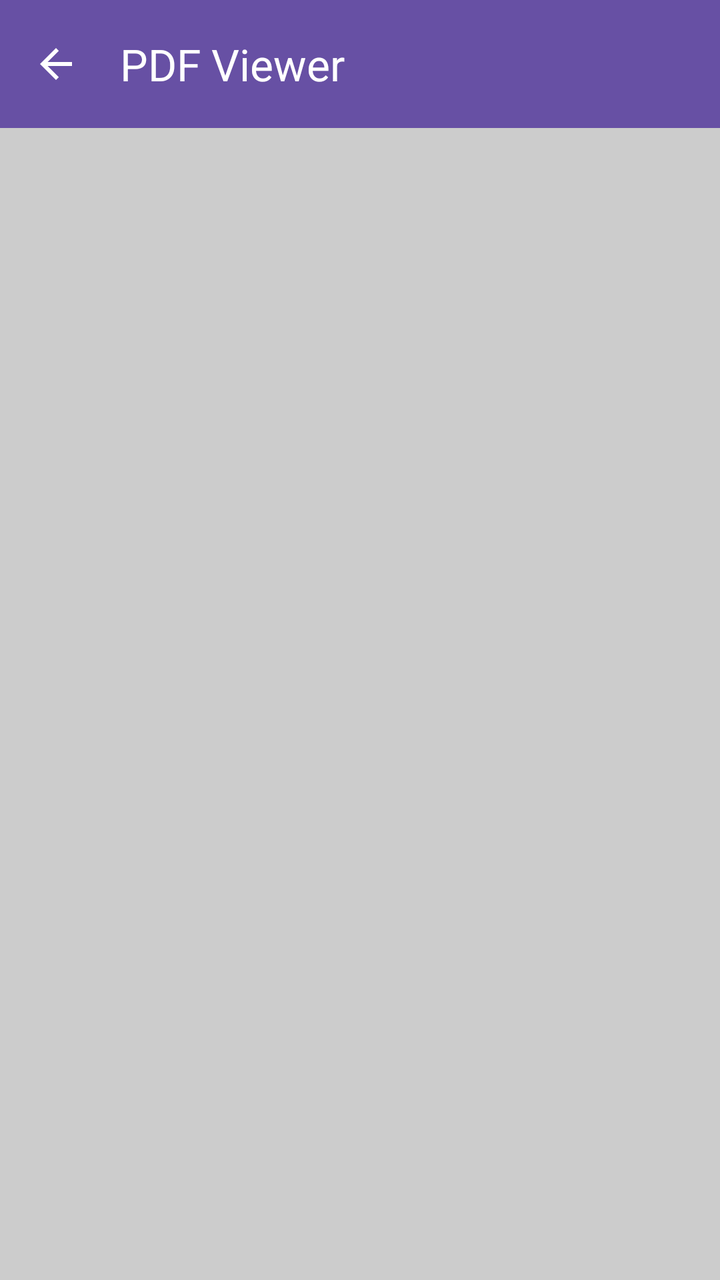
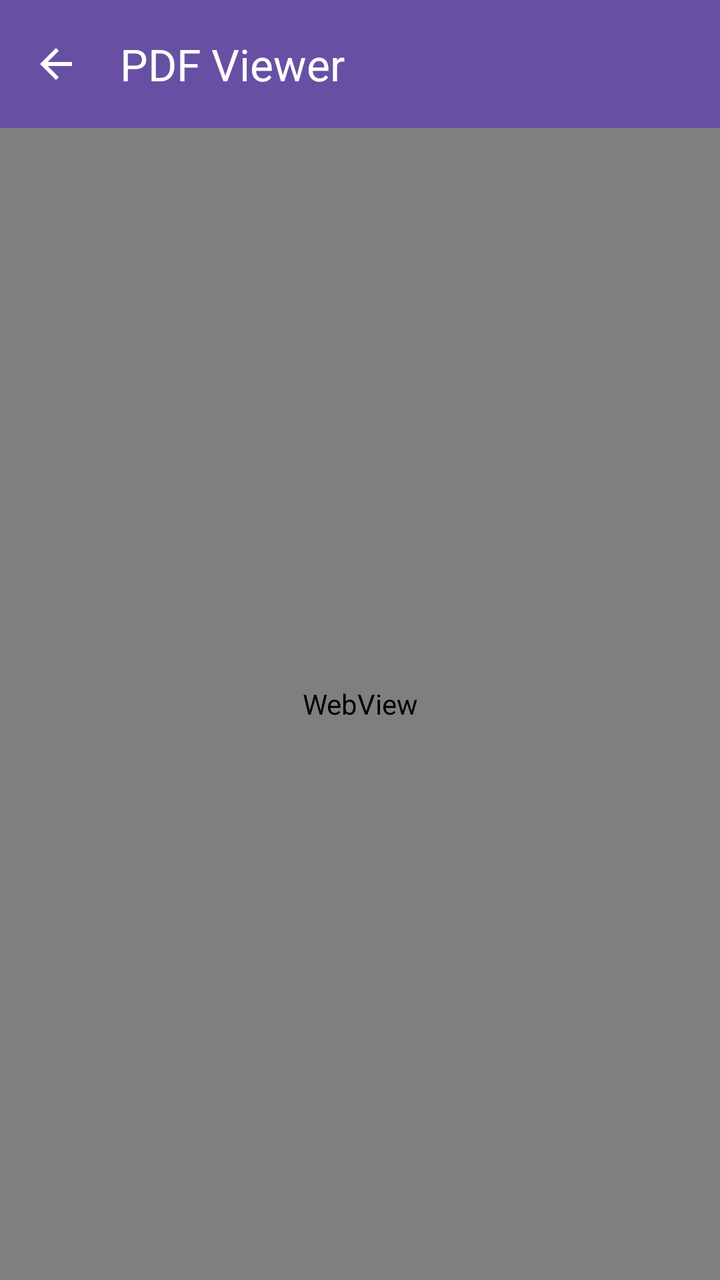

Before-and-after screenshots of an Android layout around one commit, followed by the original layout XML and the change that was made.
<!-- AndroidManifest.xml: application theme Theme.EServicesICCHelper -->
<!-- res/layout/activity_pdf_viewer.xml -->
<?xml version="1.0" encoding="utf-8"?>
<androidx.constraintlayout.widget.ConstraintLayout xmlns:android="http://schemas.android.com/apk/res/android"
    xmlns:app="http://schemas.android.com/apk/res-auto"
    xmlns:tools="http://schemas.android.com/tools"
    android:layout_width="match_parent"
    android:layout_height="match_parent"
    android:fitsSystemWindows="true"
    tools:context=".PdfViewerActivity">

    <com.google.android.material.appbar.AppBarLayout
        android:id="@+id/appBarLayout"
        android:layout_width="match_parent"
        android:layout_height="wrap_content"
        app:layout_constraintTop_toTopOf="parent">

        <com.google.android.material.appbar.MaterialToolbar
            android:id="@+id/toolbar"
            android:layout_width="match_parent"
            android:layout_height="?attr/actionBarSize"
            android:background="?attr/colorPrimary"
            app:navigationIcon="@drawable/ic_back"
            app:title="PDF Viewer"
            app:titleTextColor="@color/white" />

    </com.google.android.material.appbar.AppBarLayout>

    <androidx.recyclerview.widget.RecyclerView
        android:id="@+id/pdfRecyclerView"
        android:layout_width="match_parent"
        android:layout_height="0dp"
        android:background="#CCCCCC"
        app:layout_constraintBottom_toBottomOf="parent"
        app:layout_constraintTop_toBottomOf="@id/appBarLayout" />

    <ProgressBar
        android:id="@+id/progressBar"
        android:layout_width="wrap_content"
        android:layout_height="wrap_content"
        app:layout_constraintBottom_toBottomOf="parent"
        app:layout_constraintEnd_toEndOf="parent"
        app:layout_constraintStart_toStartOf="parent"
        app:layout_constraintTop_toBottomOf="@id/appBarLayout" />

</androidx.constraintlayout.widget.ConstraintLayout>
<!-- resources referenced by this layout -->
<resources>
  <color name="white">#FFFFFFFF</color>
  <!-- drawable ic_back (drawable) -->
  <vector xmlns:android="http://schemas.android.com/apk/res/android"
      android:width="24dp"
      android:height="24dp"
      android:viewportWidth="24"
      android:viewportHeight="24">
    <path
        android:fillColor="@android:color/white"
        android:pathData="M20,11H7.83l5.59,-5.59L12,4l-8,8l8,8l1.41,-1.41L7.83,13H20v-2z"/>
  </vector>
  <style name="Theme.EServicesICCHelper" parent="Base.Theme.EServicesICCHelper" />
  <style name="Base.Theme.EServicesICCHelper" parent="Theme.Material3.DayNight.NoActionBar">
          
          <item name="colorPrimary">@color/md_theme_light_primary</item>
          <item name="colorOnPrimary">@color/md_theme_light_onPrimary</item>
          <item name="colorPrimaryContainer">@color/md_theme_light_primaryContainer</item>
          <item name="colorOnPrimaryContainer">@color/md_theme_light_onPrimaryContainer</item>
          <item name="colorSecondary">@color/md_theme_light_secondary</item>
          <item name="colorOnSecondary">@color/md_theme_light_onSecondary</item>
          <item name="colorSecondaryContainer">@color/md_theme_light_secondaryContainer</item>
          <item name="colorOnSecondaryContainer">@color/md_theme_light_onSecondaryContainer</item>
  
          <item name="android:statusBarColor">@color/md_theme_light_primary</item>
          <item name="android:windowLightStatusBar">false</item>
      </style>
  <color name="md_theme_light_primary">#6750A4</color>
  <color name="md_theme_light_onPrimary">#FFFFFF</color>
  <color name="md_theme_light_primaryContainer">#EADDFF</color>
  <color name="md_theme_light_onPrimaryContainer">#21005D</color>
  <color name="md_theme_light_secondary">#625B71</color>
  <color name="md_theme_light_onSecondary">#FFFFFF</color>
  <color name="md_theme_light_secondaryContainer">#E8DEF8</color>
  <color name="md_theme_light_onSecondaryContainer">#1D192B</color>
</resources>

<!-- the commit's change to res/layout/activity_pdf_viewer.xml (unified diff, before → after) -->
@@ -24,11 +24,10 @@
 
     </com.google.android.material.appbar.AppBarLayout>
 
-    <androidx.recyclerview.widget.RecyclerView
-        android:id="@+id/pdfRecyclerView"
+    <android.webkit.WebView
+        android:id="@+id/pdfWebView"
         android:layout_width="match_parent"
         android:layout_height="0dp"
-        android:background="#CCCCCC"
         app:layout_constraintBottom_toBottomOf="parent"
         app:layout_constraintTop_toBottomOf="@id/appBarLayout" />
 
